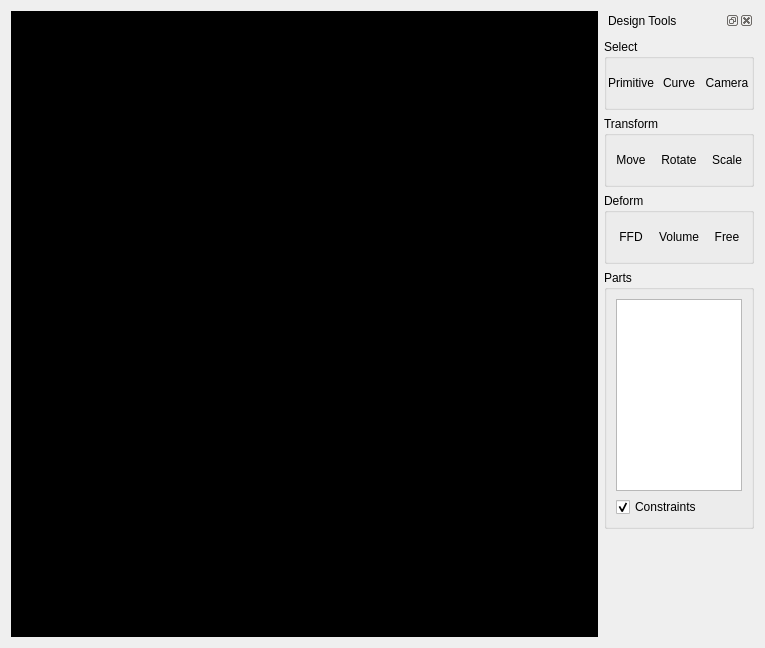
ialhashim/user-study-graphics, file UserStudyApp/Screens/DesignWidget.ui: the form before one commit.
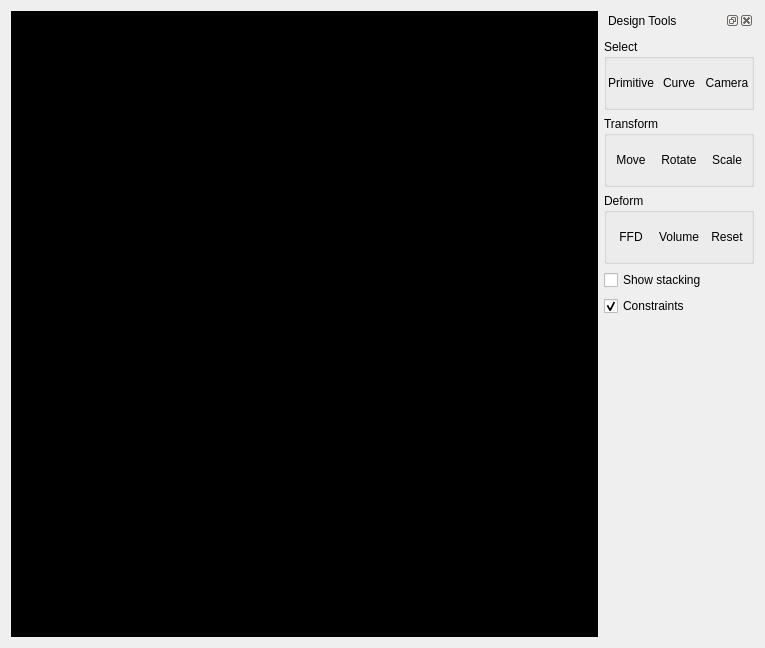
The form after the commit. Icons and pictures are not drawn.

```diff
--- a/UserStudyApp/Screens/DesignWidget.ui
+++ b/UserStudyApp/Screens/DesignWidget.ui
@@ -384,62 +384,14 @@
          </layout>
         </widget>
        </item>
-       <item row="3" column="0">
-        <widget class="QGroupBox" name="groupBox_3">
-         <property name="maximumSize">
-          <size>
-           <width>150</width>
-           <height>16777215</height>
-          </size>
-         </property>
-         <property name="title">
-          <string>Parts</string>
-         </property>
-         <layout class="QVBoxLayout" name="verticalLayout">
-          <item>
-           <widget class="QListWidget" name="listParts">
-            <property name="minimumSize">
-             <size>
-              <width>100</width>
-              <height>0</height>
-             </size>
-            </property>
-            <property name="maximumSize">
-             <size>
-              <width>16777215</width>
-              <height>16777215</height>
-             </size>
-            </property>
-           </widget>
-          </item>
-          <item>
-           <widget class="QCheckBox" name="isUseConstraints">
-            <property name="text">
-             <string>Constraints</string>
-            </property>
-            <property name="checked">
-             <bool>true</bool>
-            </property>
-           </widget>
-          </item>
-         </layout>
-        </widget>
-       </item>
-       <item row="4" column="0">
-        <widget class="QWidget" name="specialWidget" native="true"/>
-       </item>
        <item row="5" column="0">
-        <spacer name="verticalSpacer">
-         <property name="orientation">
-          <enum>Qt::Vertical</enum>
-         </property>
-         <property name="sizeHint" stdset="0">
-          <size>
-           <width>20</width>
-           <height>40</height>
-          </size>
-         </property>
-        </spacer>
+        <widget class="QWidget" name="specialWidget" native="true">
+         <layout class="QVBoxLayout" name="verticalLayout_3">
+          <item>
+           <layout class="QVBoxLayout" name="specialWidgetLayout"/>
+          </item>
+         </layout>
+        </widget>
        </item>
        <item row="2" column="0">
         <widget class="QGroupBox" name="groupBox_4">
@@ -574,7 +526,7 @@
              </size>
             </property>
             <property name="text">
-             <string>Free</string>
+             <string>Reset</string>
             </property>
             <property name="icon">
              <iconset resource="../Resources/userstudyResource.qrc">
@@ -600,6 +552,39 @@
          </layout>
         </widget>
        </item>
+       <item row="6" column="0">
+        <spacer name="verticalSpacer">
+         <property name="orientation">
+          <enum>Qt::Vertical</enum>
+         </property>
+         <property name="sizeHint" stdset="0">
+          <size>
+           <width>20</width>
+           <height>40</height>
+          </size>
+         </property>
+        </spacer>
+       </item>
+       <item row="4" column="0">
+        <widget class="QCheckBox" name="isUseConstraints">
+         <property name="text">
+          <string>Constraints</string>
+         </property>
+         <property name="checked">
+          <bool>true</bool>
+         </property>
+        </widget>
+       </item>
+       <item row="3" column="0">
+        <widget class="QCheckBox" name="showStacking">
+         <property name="toolTip">
+          <string>Show how this object stack (press 's')</string>
+         </property>
+         <property name="text">
+          <string>Show stacking</string>
+         </property>
+        </widget>
+       </item>
       </layout>
      </widget>
     </widget>
```
Left out of the diff: 19 changed lines with no effect on the pictures.
